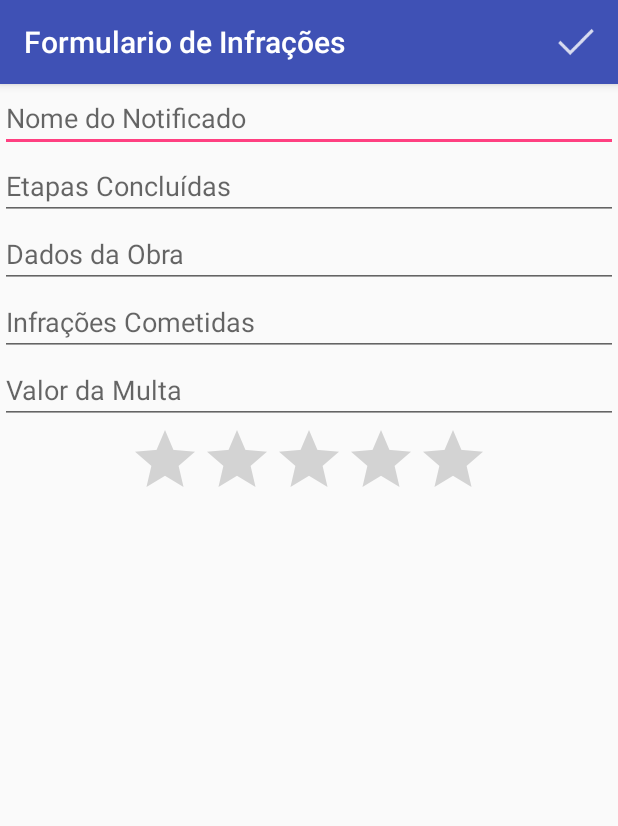
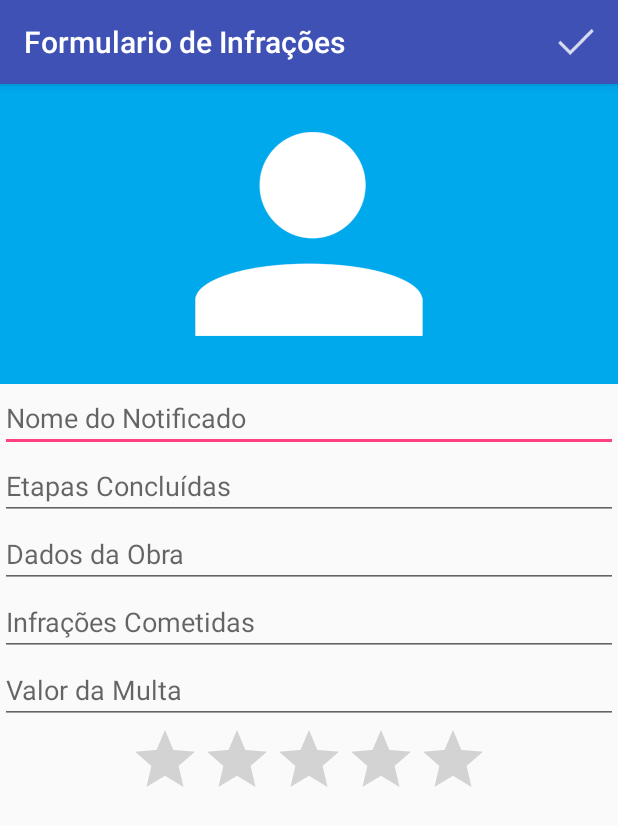
Before and after one commit to josemarmendes/Crea-MA, an Android app: the FormularioInfracoesActivity screen opened directly, with no data from a screen before it, on a phone screen of 412 x 824 dp. Shown: the top 826 px of the screen. Run offline under Robolectric (Android 15) with nearby library versions, the phone set to English and light mode, and no system bars.

Commit message:
ligação para o proprietário e iniciando utilização da camera no cadastro de infrações.

```diff
--- a/app/src/main/AndroidManifest.xml
+++ b/app/src/main/AndroidManifest.xml
@@ -1,6 +1,8 @@
 <?xml version="1.0" encoding="utf-8"?>
 <manifest xmlns:android="http://schemas.android.com/apk/res/android"
     package="br.edu.ifma.crea_ma">
+
+    <uses-permission android:name="android.permission.CALL_PHONE"/>
 
     <application
         android:allowBackup="true"
--- a/app/src/main/res/layout/activity_formulario_infracoes.xml
+++ b/app/src/main/res/layout/activity_formulario_infracoes.xml
@@ -10,6 +10,12 @@
         android:layout_height="match_parent"
         android:orientation="vertical"
         >
+
+        <ImageView
+            android:layout_width="match_parent"
+            android:layout_height="200dp"
+            android:src="@drawable/person"
+            android:background="#00A8EC"/>
 
         <EditText
             android:hint="Nome do Notificado"
```
Also changed, not shown: app/src/main/java/br/edu/ifma/crea_ma/ListaProprietariosActivity.java (+22 -0 lines).
